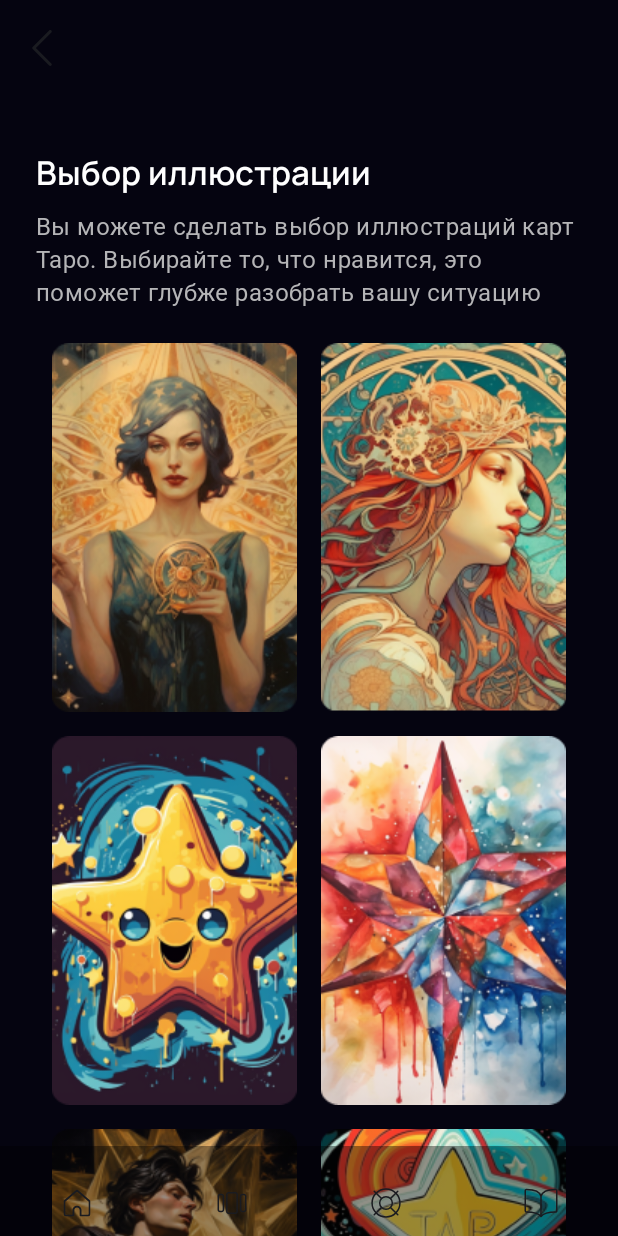
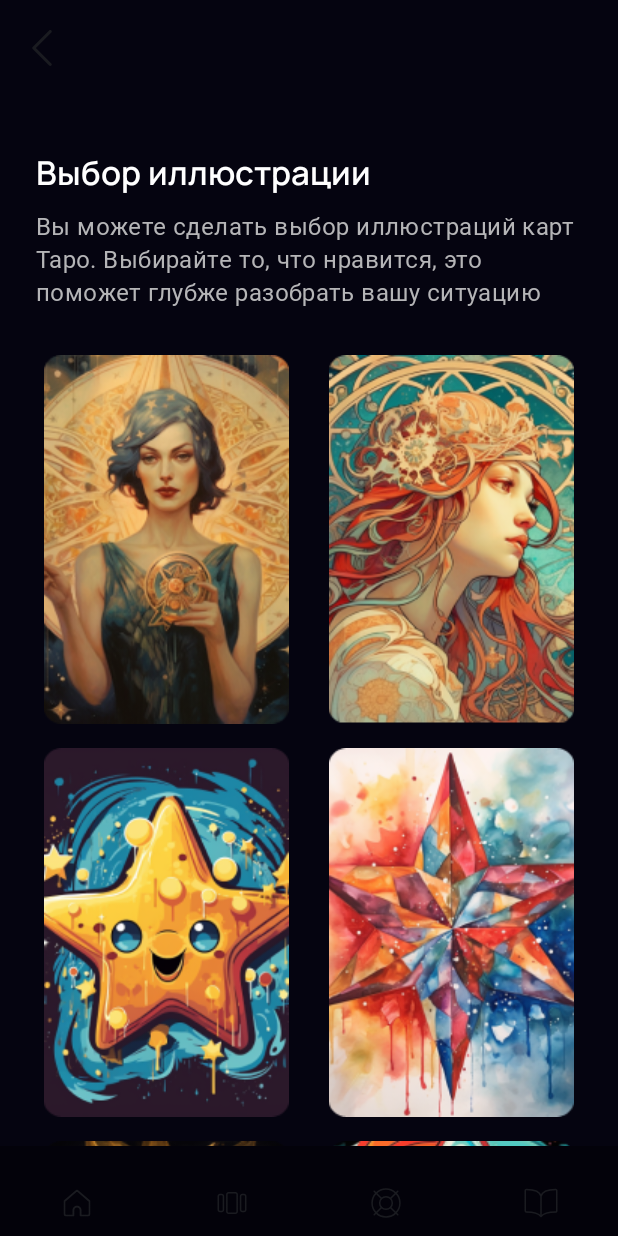
Before and after one commit to kamikadzezi/the-magic-alignment, an Android app built with Jetpack Compose: the CardSelectionScreen screen opened through its navigation route, on a phone screen of 412 x 824 dp. Run offline under Robolectric (Android 15) with nearby library versions, the phone set to English and light mode, and no system bars; Roboto replaces fonts that are not available here.

Commit message:
add LazyGridCard and make ButtonImage

```diff
--- a/app/src/main/java/cardSelection/CardSelectionScreen.kt
+++ b/app/src/main/java/cardSelection/CardSelectionScreen.kt
@@ -1,34 +1,32 @@
 package cardSelection
 
-import androidx.annotation.DrawableRes
 import androidx.compose.foundation.Image
 import androidx.compose.foundation.background
+import androidx.compose.foundation.clickable
 import androidx.compose.foundation.layout.Arrangement
+import androidx.compose.foundation.layout.Box
 import androidx.compose.foundation.layout.Column
-import androidx.compose.foundation.layout.Row
-import androidx.compose.foundation.layout.Spacer
+import androidx.compose.foundation.layout.PaddingValues
 import androidx.compose.foundation.layout.fillMaxSize
 import androidx.compose.foundation.layout.height
 import androidx.compose.foundation.layout.padding
 import androidx.compose.foundation.layout.width
-import androidx.compose.foundation.rememberScrollState
-import androidx.compose.foundation.verticalScroll
+import androidx.compose.foundation.lazy.grid.GridCells
+import androidx.compose.foundation.lazy.grid.LazyVerticalGrid
+import androidx.compose.foundation.lazy.grid.items
 import androidx.compose.material3.MaterialTheme
 import androidx.compose.material3.Scaffold
 import androidx.compose.material3.Text
 import androidx.compose.runtime.Composable
+import androidx.compose.ui.Alignment
 import androidx.compose.ui.Modifier
-import androidx.compose.ui.graphics.Color
 import androidx.compose.ui.res.painterResource
 import androidx.compose.ui.res.stringResource
-import androidx.compose.ui.text.TextStyle
-import androidx.compose.ui.text.font.FontWeight
 import androidx.compose.ui.tooling.preview.Preview
 import androidx.compose.ui.unit.dp
-import androidx.compose.ui.unit.sp
+import com.example.themagicalignment.CardDeck
 import com.example.themagicalignment.R
 import com.example.themagicalignment.ui.theme.BackgroundBlack
-import com.example.themagicalignment.ui.theme.ManropeFont
 import com.example.themagicalignment.ui.theme.components.MagicBottomAppBar
 import com.example.themagicalignment.ui.theme.components.MagicTopAppBar
 
@@ -39,7 +37,7 @@ fun CardSelectionScreen(backClick: () -> Unit) {
         modifier = Modifier
             .fillMaxSize()
             .background(color = BackgroundBlack)
-            .verticalScroll(rememberScrollState(0))
+            //.verticalScroll(rememberScrollState(0))
             .padding(it)
     ) {
         Column(Modifier.padding(start = 24.dp, top = 36.dp, end = 24.dp, bottom = 8.dp)) {
@@ -53,52 +51,55 @@ fun CardSelectionScreen(backClick: () -> Unit) {
                 style = MaterialTheme.typography.bodyLarge
             )
         }
-        Row(horizontalArrangement = Arrangement.Center, modifier = Modifier.fillMaxSize()) {
-            Column() {
-                ImageChoice(R.drawable.frame_1, stringResource(R.string.description_frame_1))
-                ImageChoice(R.drawable.frame_3, stringResource(R.string.description_frame_3))
-                ImageChoice(R.drawable.frame_5, stringResource(R.string.description_frame_5))
-                ImageChoice(R.drawable.frame_7, stringResource(R.string.description_frame_7))
+        LazyVerticalGrid(
+            columns = GridCells.Fixed(2),
+            contentPadding = PaddingValues(start = 24.dp, top = 24.dp, end = 24.dp, bottom = 36.dp),
+            verticalArrangement = Arrangement.spacedBy(16.dp),
+            horizontalArrangement = Arrangement.spacedBy(16.dp)
+        ) {
+            items(CardDeckInitList()) { deck ->
+                ButtonImage(deck.id, deck.description)
             }
-            Column(modifier = Modifier.padding(start = 16.dp)) {
-                ImageChoice(R.drawable.frame_2, stringResource(R.string.description_frame_2))
-                ImageChoice(R.drawable.frame_4, stringResource(R.string.description_frame_4))
-                ImageChoice(R.drawable.frame_6, stringResource(R.string.description_frame_6))
-                ImageChoice(R.drawable.frame_8, stringResource(R.string.description_frame_8))
-            } // TODO-MAIN - При клике на картинку, с описанием колоды
+        }
 
-        }
-        Spacer(Modifier.height(36.dp))
+
+        // *TODO-MAIN - При клике на картинку, с описанием колоды
+
 
     }
 
     }
 }
 
-
-@Composable
-fun ImageChoice(
-    @DrawableRes image: Int,
-    contentDescription: String,
-    modifier: Modifier = Modifier
-) {
-    Image(
-        painter = painterResource(image),
-        contentDescription = contentDescription,
-        modifier = Modifier
-            .padding(top = 16.dp)
-            .width(163.dp)
-            .height(246.dp) // todo: размеры так никогда больше не выставляем
+fun CardDeckInitList(): List<CardDeck> {
+    return listOf(
+        CardDeck(R.drawable.frame_1, "deck_1"),
+        CardDeck(R.drawable.frame_2, "deck_2"),
+        CardDeck(R.drawable.frame_3, "deck_3"),
+        CardDeck(R.drawable.frame_4, "deck_4"),
+        CardDeck(R.drawable.frame_5, "deck_5"),
+        CardDeck(R.drawable.frame_6, "deck_6"),
+        CardDeck(R.drawable.frame_7, "deck_7"),
+        CardDeck(R.drawable.frame_8, "deck_8")
     )
 }
+@Composable
+fun ButtonImage(
+    id: Int,
+    description: String
+) {
+    Box(contentAlignment = Alignment.Center) {
+        Image(painter = painterResource(id), description, modifier = Modifier
+            .width(163.dp)
+            .height(246.dp)
+            .clickable { })
+    }
 
-data class CardDeck(
-    // временно используем айди ресурса
-   @DrawableRes val id : Int,
-    val description : String
-) // TODO-Main2 - По этой моделе данных сформировать LazyGrid с картами
+}
 
-@Preview(showBackground = true, heightDp = 1500)
+// *TODO-Main2 - По этой моделе данных сформировать LazyGrid с картами
+
+@Preview(heightDp = 1500)
 @Composable
 fun CardSelectionPreview(){
     CardSelectionScreen({})
--- /dev/null
+++ b/app/src/main/java/com/example/themagicalignment/CardDeck.kt
@@ -0,0 +1,6 @@
+package com.example.themagicalignment
+
+import androidx.annotation.DrawableRes
+
+data class CardDeck(@DrawableRes val id : Int,
+                    val description : String)
--- a/app/src/main/java/com/example/themagicalignment/ui/theme/Type.kt
+++ b/app/src/main/java/com/example/themagicalignment/ui/theme/Type.kt
@@ -1,14 +1,11 @@
 package com.example.themagicalignment.ui.theme
 
-import androidx.compose.foundation.layout.padding
 import androidx.compose.material3.Typography
-import androidx.compose.ui.Modifier
 import androidx.compose.ui.graphics.Color
 import androidx.compose.ui.text.TextStyle
 import androidx.compose.ui.text.font.Font
 import androidx.compose.ui.text.font.FontFamily
 import androidx.compose.ui.text.font.FontWeight
-import androidx.compose.ui.unit.dp
 import androidx.compose.ui.unit.sp
 import com.example.themagicalignment.R
 
@@ -25,7 +22,7 @@ val Typography = Typography(
     bodyLarge = TextStyle(
         fontFamily = ManropeFont,
         fontSize = 16.sp,
-        color = textBodyColor, // TODO #6 - Постараться внедрить цвета в дизайн схему
+        color = textBodyColor,
         letterSpacing = 0.3.sp,
         lineHeight = 22.sp
     ), titleLarge = TextStyle(
--- a/app/src/main/java/com/example/themagicalignment/ui/theme/components/MagicButtonOutlined.kt
+++ b/app/src/main/java/com/example/themagicalignment/ui/theme/components/MagicButtonOutlined.kt
@@ -31,6 +31,6 @@ fun MagicButtonOutlined(
             style = MaterialTheme.typography.labelLarge,
             color = Orange,
             modifier = Modifier.padding(0.dp, 13.dp)
-        ) // TODO # - Скомпоновоть шрифт, размер, цвета в TextStyle,
+        )
     }
 }
```
Also changed, not shown: 2 other files.
